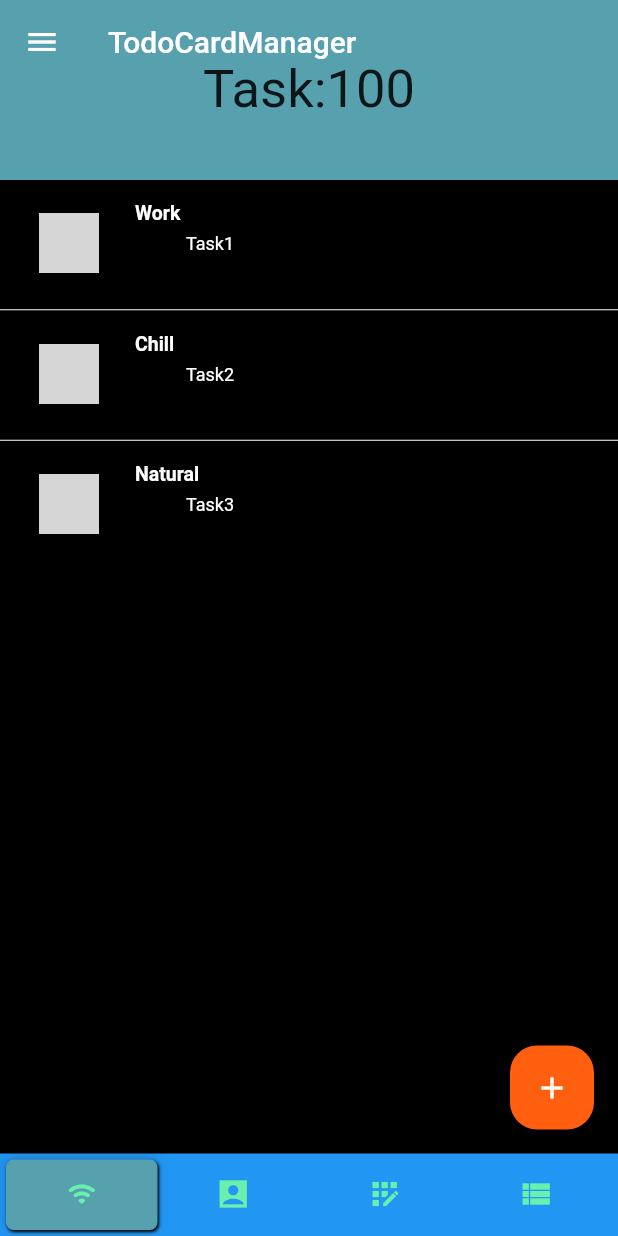
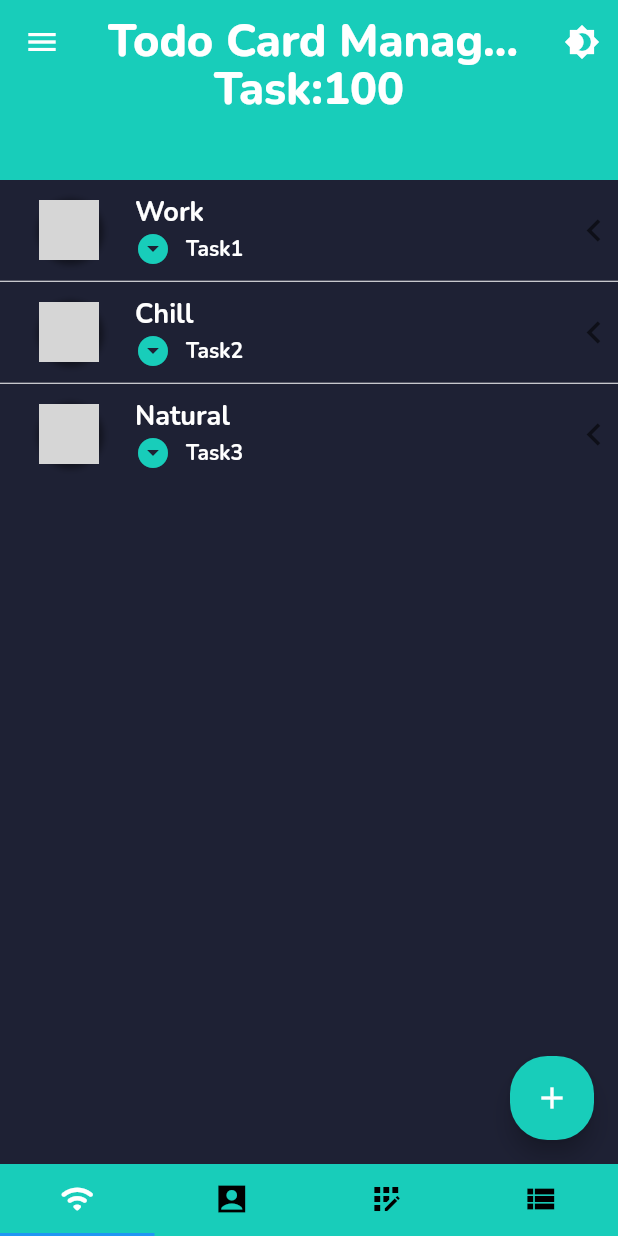
Before and after one commit to VOKG/todoapp, a Flutter app: the screen it shows after launch, on a phone screen of 412 x 824 dp. Run offline on Flutter 3.47's test engine with Material 2 defaults, Android fonts, the phone set to English and light mode, and no system bars; our stand-ins replace google_fonts; grey boxes are pictures that could not be loaded.

Commit message:
Drawer and appbar refactoring

```diff
--- a/lib/my_app_provider_set_state.dart
+++ b/lib/my_app_provider_set_state.dart
@@ -1,10 +1,7 @@
 import 'package:flutter/material.dart';
-import 'package:provider/provider.dart';
+import 'package:todoapp/res/theme/config.dart';
 import 'package:todoapp/res/theme/custom_theme.dart';
-import 'package:todoapp/res/theme/theme_manager.dart';
-import 'package:todoapp/state/user_preference.dart';
 import 'package:todoapp/ui/tab_page_controller.dart';
-
 
 class MyAppProviderSet extends StatefulWidget {
   const MyAppProviderSet({Key? key}) : super(key: key);
@@ -15,26 +12,32 @@ class MyAppProviderSet extends StatefulWidget {
 
 class _MyAppProviderSetStateState extends State<MyAppProviderSet> {
   @override
+  void initState() {
+    super.initState();
+    currentTheme.addListener(() {
+      setState(() {});
+    });
+  }
+
+  @override
   Widget build(BuildContext context) {
     return MyApp();
   }
 }
 
-
-
-class MyApp extends StatelessWidget{
+class MyApp extends StatelessWidget {
   @override
   Widget build(BuildContext context) {
-
-
 // ThemeMode? _themeMode = userPreferences.themeMode;
 
     //ThemeManager? _themeManager = ThemeManager();
 
     return MaterialApp(
       debugShowCheckedModeBanner: false,
-      theme:  CustomTheme.darkTheme,
-      home:   TabPageController(),
+      theme: CustomTheme.lightTheme,
+      darkTheme: CustomTheme.darkTheme,
+      themeMode: currentTheme.currentTheme,
+      home: TabPageController(),
     );
   }
 }
--- a/lib/res/theme/custom_theme.dart
+++ b/lib/res/theme/custom_theme.dart
@@ -1,45 +1,131 @@
 import 'package:flutter/material.dart';
+import 'package:google_fonts/google_fonts.dart';
 import 'package:todoapp/res/values/constants_colors.dart';
+import 'package:provider/provider.dart';
 
-// предоставляем статический геттер используемый везде
 
-class CustomTheme {
-   static ThemeData get lightTheme { //1
+class CustomTheme with ChangeNotifier{
+
+
+  static bool _isDarkTheme = true;
+
+  ThemeMode get currentTheme => _isDarkTheme ? ThemeMode.dark : ThemeMode.light;
+
+ toggleTheme() {
+    _isDarkTheme = !_isDarkTheme;
+
+    notifyListeners();
+
+  }
+
+
+  // предоставляем статический геттер используемый везде
+
+  static ThemeData get lightTheme { //1
       return ThemeData( //2
           primaryColor: COLOR_THEME_PRIMARY,
-          scaffoldBackgroundColor: Colors.white,
+        primaryColorLight:COLOR_GREEN_ACCENT,
+          scaffoldBackgroundColor: COLOR_BLACK_DIVIDER,
           fontFamily: 'Montserrat', //3
+           backgroundColor:COLOR_BLACK_DIVIDER,
+          primaryIconTheme:IconThemeData(color:COLOR_BLACK_DIVIDER ) ,
           buttonTheme: ButtonThemeData( // 4
-             shape: RoundedRectangleBorder(borderRadius: BorderRadius.circular(18.0)),
+             shape: RoundedRectangleBorder(borderRadius: BorderRadius.circular(25.0)),
              buttonColor:COLOR_YELLOW,
           ),
           floatingActionButtonTheme: FloatingActionButtonThemeData(
-            shape: RoundedRectangleBorder(borderRadius: BorderRadius.circular(18.0)),
-            backgroundColor:COLOR_ACTION_BUTTON,
+            shape: RoundedRectangleBorder(borderRadius: BorderRadius.circular(25.0)),
+            backgroundColor:COLOR_ACTION_BUTTON_DARK,
           ),
           dividerTheme: DividerThemeData(
               color:   COLOR_WHITE_DIVIDER
-          )
+          ),
+        textTheme: TextTheme(
+
+            headline1:
+            GoogleFonts.nunito(
+              fontWeight: FontWeight.bold,
+              fontSize:15,
+              backgroundColor: COLOR_BLACK_W,
+            ),
+
+          headline2:GoogleFonts.nunito(
+              fontWeight: FontWeight.bold,
+              fontSize:14,
+              color: COLOR_BLACK_W
+          ),
+          headline3:GoogleFonts.nunito(
+              fontWeight: FontWeight.bold,
+              fontSize:18,
+              color: COLOR_BLACK_W
+          ),
+
+          headline6:
+          GoogleFonts.nunito(
+            fontWeight: FontWeight.w800,
+            fontSize:30,
+          ),
+        ),
+
+        appBarTheme: AppBarTheme(
+          backgroundColor:COLOR_WH_APPBAR
+        ),
+          bottomAppBarColor: COLOR_BL_SCAFFOLD ,
+        iconTheme: IconThemeData(
+          color:  COLOR_BLACK_W
+        ),
+
       );
    }
 
    static ThemeData get darkTheme {
      return ThemeData(
          primaryColor:COLOR_GREEN_ACCENT,
-         scaffoldBackgroundColor: Colors.black,
+       primaryColorLight:COLOR_GREEN_ACCENT,
+         scaffoldBackgroundColor: COLOR_BL_SCAFFOLD,
          fontFamily: 'Montserrat',
-         textTheme: ThemeData.dark().textTheme,
+         backgroundColor:COLOR_WHITE_DIVIDER ,
          buttonTheme: ButtonThemeData(
            shape: RoundedRectangleBorder(borderRadius: BorderRadius.circular(18.0)),
            buttonColor: COLOR_YELLOW,
          ),
        floatingActionButtonTheme: FloatingActionButtonThemeData(
-         shape: RoundedRectangleBorder(borderRadius: BorderRadius.circular(18.0)),
-         backgroundColor:COLOR_ACTION_BUTTON_DARK,
+         shape: RoundedRectangleBorder(borderRadius: BorderRadius.circular(25.0)),
+         backgroundColor:COLOR_BL_APPBAR,
        ),
        dividerTheme: DividerThemeData(
          color:   COLOR_BLACK_DIVIDER
-       )
+       ),
+       textTheme:
+      TextTheme(
+
+         headline2:GoogleFonts.nunito(
+           fontWeight: FontWeight.bold,
+           fontSize:14,
+           color:COLOR_TEXT_WH
+         ),
+
+        headline3:GoogleFonts.nunito(
+            fontWeight: FontWeight.bold,
+            fontSize:18,
+            color:COLOR_TEXT_WH
+        ),
+
+         headline6: GoogleFonts.nunito(
+           fontWeight: FontWeight.w800,
+           fontSize:30,
+             color:COLOR_TEXT_WH
+         ),
+
+       ),
+
+       appBarTheme: AppBarTheme(
+           backgroundColor: COLOR_BL_APPBAR
+       ),
+       iconTheme: IconThemeData(
+           color:  COLOR_BLACK_DIVIDER
+       ),
      );
+
    }
 }
--- a/lib/res/values/constants_colors.dart
+++ b/lib/res/values/constants_colors.dart
@@ -32,3 +32,7 @@ const COLOR_ACTION_BUTTON = Color.fromRGBO(39, 152, 30, 0.7843137254901961);
 const COLOR_ACTION_BUTTON_DARK = Color.fromRGBO(255, 95, 14, 1.0);
 const COLOR_WHITE_DIVIDER =  Color.fromRGBO(0, 0, 0, 1.0);
 const COLOR_BLACK_DIVIDER =  Color.fromRGBO(255, 255, 255, 1.0);
+const COLOR_BL_SCAFFOLD =  Color.fromRGBO(30, 33, 52, 1.0);
+const COLOR_WH_APPBAR =  Color.fromRGBO(238, 85, 7, 1.0);
+const COLOR_BL_APPBAR =  Color.fromRGBO(44, 194, 150, 1.0);
+const COLOR_TEXT_WH =  Color.fromRGBO(255, 255, 255, 1.0);
--- a/lib/res/values/styles.dart
+++ b/lib/res/values/styles.dart
@@ -1,13 +1,13 @@
-
 
 import 'package:flutter/cupertino.dart';
 import 'package:flutter/material.dart';
-
 import 'constants_colors.dart';
 
- BoxDecoration myBoxDecoration01(){
+ BoxDecoration myBoxDecoration01(BuildContext context){
   return BoxDecoration(
-   border: Border.all(color:  COLOR_INDIGO_500, width: 1),
+   border: Border.all(
+       color: Theme.of(context).primaryColor,
+       width: 1),
    boxShadow: [
     BoxShadow(
      blurRadius:1,
@@ -21,17 +21,17 @@ import 'constants_colors.dart';
     ),
    ],
    borderRadius: BorderRadius.circular(5),
-   color:  COLOR_INDIGO_500,
+   color:  Theme.of(context).bottomAppBarColor,
   );
 }
 
 BoxDecoration myBoxDecoration02(BuildContext context){
  return  BoxDecoration(
   //color: Colors.black54,
-  color: Theme.of(context).accentColor,
+   color:Theme.of(context).primaryColorLight,
   boxShadow: [
    BoxShadow(
-    color: Colors.black.withOpacity(0.4),
+    color: Colors.black.withOpacity(0.1),
     spreadRadius: 5,
     blurRadius: 3,
     offset: Offset(2, 9), // changes position of shadow
@@ -40,11 +40,11 @@ BoxDecoration myBoxDecoration02(BuildContext context){
  );
 }
 
-BoxDecoration myBoxDecoration03(){
+BoxDecoration myBoxDecoration03(BuildContext context){
   return BoxDecoration(
       gradient: LinearGradient(
           colors: [
-           Colors.black,
+           Theme.of(context).primaryColor,
            Colors.white10,
           ],
           begin: Alignment.bottomRight,
--- a/lib/state/user_preference.dart
+++ b/lib/state/user_preference.dart
@@ -1,5 +1,9 @@
 import 'package:flutter/material.dart';
 
+
+
+
+// DELETE
 enum preferences { SystemPreference, Light, Dark }
 // TODO: https://youtu.be/6YuQEVN6j-g
 class UserPreference with ChangeNotifier {
--- a/lib/ui/AppBarWidget/my_flexiable_app_bar.dart
+++ b/lib/ui/AppBarWidget/my_flexiable_app_bar.dart
@@ -15,10 +15,7 @@ class MyFlexiableAppBar extends StatelessWidget {
       padding:EdgeInsets.only(top: statusBarHeigth),
       child: Center(
         child:  Text('Task:100',
-          style: TextStyle(
-            color:Colors.black87,
-            fontSize: 35.0,
-          ),
+            style:Theme.of(context).textTheme.headline6
         ),
       ),
     );
--- a/lib/ui/screen/dashboard.dart
+++ b/lib/ui/screen/dashboard.dart
@@ -70,6 +70,7 @@ class _DashboardState extends State<Dashboard> {
   @override
   Widget build(BuildContext context) {
     return Scaffold(
+      backgroundColor:  Theme.of(context).scaffoldBackgroundColor,
       body: Container(
         child: Column(
           children: [
@@ -81,6 +82,7 @@ class _DashboardState extends State<Dashboard> {
       ),
       floatingActionButton: FloatingActionButton(
         onPressed: _addButton,
+        backgroundColor:Theme.of(context).primaryColorLight,
         child: Icon(
           Icons.add,
         ),
@@ -99,7 +101,6 @@ class _DashboardState extends State<Dashboard> {
             //Делитель
             Divider(
               height: 1,
-
             ),
         itemBuilder: (context, index) {
           final itemList = itemsData[index];
--- a/lib/ui/screen/list_title_ui.dart
+++ b/lib/ui/screen/list_title_ui.dart
@@ -35,26 +35,22 @@ class _CardView extends State<CardView> {
       leading:
      MyAvatar(),
      // CircleAvatar(backgroundImage:ava, radius: 40,),
-
       title: Text(
         title,
-        style: TextStyle(
-            color: COLOR_WHITE,
-            fontWeight: FontWeight.bold
-        ),
+        style:Theme.of(context).textTheme.headline3,
       ),
       subtitle: Row(
         children: [
           Icon(
             Icons.arrow_drop_down_circle,
-            color: Colors.black38,
+            color: Theme.of(context).primaryColor,
           ),
           SizedBox(
             width: 10,
           ),
           Text(
             subtitle,
-            style: TextStyle(color: Colors.white),
+          style:Theme.of(context).textTheme.headline2,
           ),
 
         ],
--- a/lib/ui/tab_page_controller.dart
+++ b/lib/ui/tab_page_controller.dart
@@ -1,4 +1,5 @@
 import 'package:flutter/material.dart';
+import 'package:todoapp/res/theme/config.dart';
 import 'package:todoapp/res/values/constants_colors.dart';
 import 'package:todoapp/res/values/styles.dart';
 import 'package:todoapp/ui/screen/dashboard.dart';
@@ -51,14 +52,18 @@ class _TabPageControllerState extends State<TabPageController>
                 (BuildContext context, bool innerBoxIsScrolled) {
               return <Widget>[
                 SliverAppBar(
-                  shadowColor: COLOR_YELLOW,
-                  backgroundColor: COLOR_INDIGO_500,
-                  title: Text('TodoCardManager',
+                  title: Text('Todo Card Manager',
                     style:Theme.of(context).textTheme.headline6,
                   ),
                   actions: [
 
+                    IconButton(
+                      icon: const Icon(Icons.brightness_4),
+                      onPressed: () => currentTheme.toggleTheme(),
+                    )
+
                   ],
+                  backgroundColor: Theme.of(context).primaryColorLight,
                   forceElevated: innerBoxIsScrolled,
                   expandedHeight: 120.0,
                   pinned: true,
@@ -79,31 +84,28 @@ class _TabPageControllerState extends State<TabPageController>
           bottomNavigationBar: Container(
             decoration:myBoxDecoration02(context),
             child: TabBar(
-              padding: EdgeInsets.all(4.0),
+              //padding: EdgeInsets.all(4.0),
               isScrollable: false,
-              indicatorSize: TabBarIndicatorSize.tab,
-              indicatorWeight: 1,
-              indicator:myBoxDecoration01(),
+             // indicatorSize: TabBarIndicatorSize.tab,
+             // indicatorWeight: 1,
+              //indicator:myBoxDecoration01(context),
+              labelColor: Theme.of(context).bottomAppBarColor,
+              unselectedLabelColor:  Theme.of(context).backgroundColor,
               tabs: [
                 Tab(
                   icon: Icon(
-                    Icons.wifi_rounded,
-                    size: 20.0,
-                    color: Colors.greenAccent,
-                  ),
+                    Icons.wifi_rounded),
                 ),
                 Tab(
                   icon: Icon(
-                    Icons.account_box_sharp,
-                    color: Colors.greenAccent,
-                  ),
+                    Icons.account_box_sharp),
                 ),
                 Tab(
                   icon:
-                      Icon(Icons.app_registration, color: Colors.greenAccent),
+                      Icon(Icons.app_registration)
                 ),
                 Tab(
-                  icon: Icon(Icons.view_list, color: Colors.greenAccent),
+                  icon: Icon(Icons.view_list),
                 ),
               ],
             ),
--- a/lib/ui/widget/drawer_widjet.dart
+++ b/lib/ui/widget/drawer_widjet.dart
@@ -9,19 +9,18 @@ Widget myDrawer(BuildContext context){
 
   return Drawer(
     child: Container(
-     color: Theme.of(context).accentColor,
+      color:Theme.of(context).scaffoldBackgroundColor,
       child: ListView(
         children: [
           DrawerHeader(
-            decoration: myBoxDecoration03(),
-              child:Container(
-                height: 10,
-                color: Theme.of(context).accentColor,
-                child: Text(
+            padding:  EdgeInsets.fromLTRB(10, 20, 10,20),
+           // EdgeInsets.zero,
+            decoration: myBoxDecoration03(context),
+              child: Text(
                   'LOGO',
-                  style: TextStyle(fontSize: 25),
+                  style:Theme.of(context).textTheme.headline6,
                 ),
-              )
+
       ),
 
           CustomListTitle(Icons.person, 'Profile', ()=>{}),
@@ -62,13 +61,11 @@ class CustomListTitle extends StatelessWidget{
             children: [
               Row(
                 children: [
-                  Icon(icon,color: Colors.black87,),
+                  Icon(icon),
                   Padding(
                     padding: const EdgeInsets.all(8.0),
                     child: Text(text,
-                        style:TextStyle(
-                            color:Colors.black87,
-                            fontSize: 16.0)
+                        style:Theme.of(context).textTheme.headline2
                     ),
                   ),
                 ],
```
